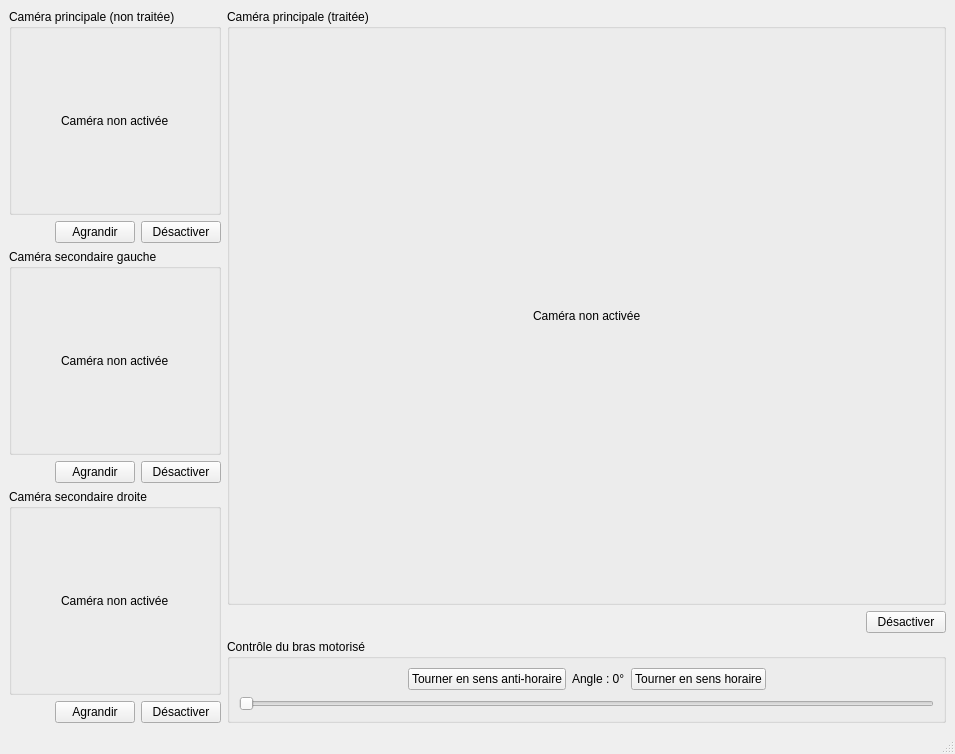
Qt form projet/interface.ui (MathieuSerra/Projet-organe) before a commit.
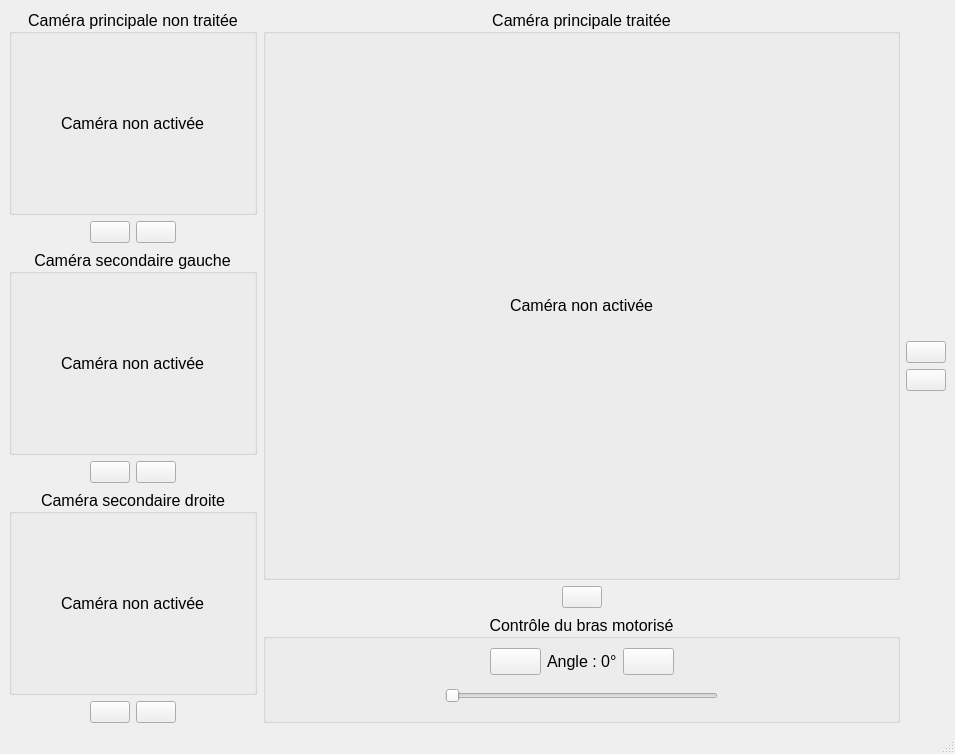
The same form after that commit. Icons and pictures are not drawn.

Commit message: Esthétique de l'interface + bouton d'aide

```diff
--- a/projet/interface.ui
+++ b/projet/interface.ui
@@ -22,13 +22,21 @@
   <widget class="QWidget" name="centralwidget">
    <layout class="QVBoxLayout" name="verticalLayout" stretch="3">
     <item>
-     <layout class="QHBoxLayout" name="horizontalLayout_2" stretch="0,1">
+     <layout class="QHBoxLayout" name="horizontalLayout_2" stretch="0,1,0">
       <item>
        <layout class="QVBoxLayout" name="verticalLayout_3">
         <item>
          <widget class="QGroupBox" name="groupBox_frame1">
+          <property name="font">
+           <font>
+            <pointsize>12</pointsize>
+           </font>
+          </property>
           <property name="title">
-           <string>Caméra principale (non traitée)</string>
+           <string>Caméra principale non traitée</string>
+          </property>
+          <property name="alignment">
+           <set>Qt::AlignCenter</set>
           </property>
           <layout class="QHBoxLayout" name="horizontalLayout_5">
            <item>
@@ -90,33 +98,72 @@
           </item>
           <item>
            <widget class="QPushButton" name="pushButton_zoom1">
-            <property name="text">
+            <property name="statusTip">
              <string>Agrandir</string>
             </property>
+            <property name="whatsThis">
+             <string/>
+            </property>
+            <property name="text">
+             <string/>
+            </property>
             <property name="icon">
              <iconset>
               <normaloff>icones/icon-expand-white.png</normaloff>icones/icon-expand-white.png</iconset>
             </property>
+            <property name="iconSize">
+             <size>
+              <width>22</width>
+              <height>22</height>
+             </size>
+            </property>
            </widget>
           </item>
           <item>
            <widget class="QPushButton" name="pushButton_camera1">
             <property name="text">
-             <string>Désactiver</string>
+             <string/>
             </property>
             <property name="icon">
              <iconset>
               <normaloff>icones/icon-pause-white.png</normaloff>icones/icon-pause-white.png</iconset>
             </property>
+            <property name="iconSize">
+             <size>
+              <width>22</width>
+              <height>22</height>
+             </size>
+            </property>
            </widget>
           </item>
+          <item>
+           <spacer name="horizontalSpacer_17">
+            <property name="orientation">
+             <enum>Qt::Horizontal</enum>
+            </property>
+            <property name="sizeHint" stdset="0">
+             <size>
+              <width>40</width>
+              <height>20</height>
+             </size>
+            </property>
+           </spacer>
+          </item>
          </layout>
         </item>
         <item>
          <widget class="QGroupBox" name="groupBox_frame2">
+          <property name="font">
+           <font>
+            <pointsize>12</pointsize>
+           </font>
+          </property>
           <property name="title">
            <string>Caméra secondaire gauche</string>
           </property>
+          <property name="alignment">
+           <set>Qt::AlignCenter</set>
+          </property>
           <layout class="QHBoxLayout" name="horizontalLayout_6">
            <item>
             <spacer name="horizontalSpacer_14">
@@ -133,6 +180,11 @@
            </item>
            <item>
             <widget class="QLabel" name="label_cam2">
+             <property name="font">
+              <font>
+               <pointsize>12</pointsize>
+              </font>
+             </property>
              <property name="text">
               <string>Caméra non activée</string>
              </property>
@@ -172,32 +224,65 @@
           <item>
            <widget class="QPushButton" name="pushButton_zoom2">
             <property name="text">
-             <string>Agrandir</string>
+             <string/>
             </property>
             <property name="icon">
              <iconset>
               <normaloff>icones/icon-expand-white.png</normaloff>icones/icon-expand-white.png</iconset>
             </property>
+            <property name="iconSize">
+             <size>
+              <width>22</width>
+              <height>22</height>
+             </size>
+            </property>
            </widget>
           </item>
           <item>
            <widget class="QPushButton" name="pushButton_camera2">
             <property name="text">
-             <string>Désactiver</string>
+             <string/>
             </property>
             <property name="icon">
              <iconset>
               <normaloff>icones/icon-pause-white.png</normaloff>icones/icon-pause-white.png</iconset>
             </property>
+            <property name="iconSize">
+             <size>
+              <width>22</width>
+              <height>22</height>
+             </size>
+            </property>
            </widget>
           </item>
+          <item>
+           <spacer name="horizontalSpacer_18">
+            <property name="orientation">
+             <enum>Qt::Horizontal</enum>
+            </property>
+            <property name="sizeHint" stdset="0">
+             <size>
+              <width>40</width>
+              <height>20</height>
+             </size>
+            </property>
+           </spacer>
+          </item>
          </layout>
         </item>
         <item>
          <widget class="QGroupBox" name="groupBox_frame3">
+          <property name="font">
+           <font>
+            <pointsize>12</pointsize>
+           </font>
+          </property>
           <property name="title">
            <string>Caméra secondaire droite</string>
           </property>
+          <property name="alignment">
+           <set>Qt::AlignCenter</set>
+          </property>
           <layout class="QHBoxLayout" name="horizontalLayout_7">
            <item>
             <spacer name="horizontalSpacer_15">
@@ -214,6 +299,11 @@
            </item>
            <item>
             <widget class="QLabel" name="label_cam3">
+             <property name="font">
+              <font>
+               <pointsize>12</pointsize>
+              </font>
+             </property>
              <property name="text">
               <string>Caméra non activée</string>
              </property>
@@ -253,25 +343,50 @@
           <item>
            <widget class="QPushButton" name="pushButton_zoom3">
             <property name="text">
-             <string>Agrandir</string>
+             <string/>
             </property>
             <property name="icon">
              <iconset>
               <normaloff>icones/icon-expand-white.png</normaloff>icones/icon-expand-white.png</iconset>
             </property>
+            <property name="iconSize">
+             <size>
+              <width>22</width>
+              <height>22</height>
+             </size>
+            </property>
            </widget>
           </item>
           <item>
            <widget class="QPushButton" name="pushButton_camera3">
             <property name="text">
-             <string>Désactiver</string>
+             <string/>
             </property>
             <property name="icon">
              <iconset>
               <normaloff>icones/icon-pause-white.png</normaloff>icones/icon-pause-white.png</iconset>
             </property>
+            <property name="iconSize">
+             <size>
+              <width>22</width>
+              <height>22</height>
+             </size>
+            </property>
            </widget>
           </item>
+          <item>
+           <spacer name="horizontalSpacer_19">
+            <property name="orientation">
+             <enum>Qt::Horizontal</enum>
+            </property>
+            <property name="sizeHint" stdset="0">
+             <size>
+              <width>40</width>
+              <height>20</height>
+             </size>
+            </property>
+           </spacer>
+          </item>
          </layout>
         </item>
        </layout>
@@ -280,8 +395,16 @@
        <layout class="QVBoxLayout" name="verticalLayout_4" stretch="1,0,0">
         <item>
          <widget class="QGroupBox" name="groupBox_frame0">
+          <property name="font">
+           <font>
+            <pointsize>12</pointsize>
+           </font>
+          </property>
           <property name="title">
-           <string>Caméra principale (traitée)</string>
+           <string>Caméra principale traitée</string>
+          </property>
+          <property name="alignment">
+           <set>Qt::AlignCenter</set>
           </property>
           <layout class="QHBoxLayout" name="horizontalLayout_4">
            <item>
@@ -299,6 +422,17 @@
            </item>
            <item>
             <widget class="QLabel" name="label_cam0">
+             <property name="font">
+              <font>
+               <pointsize>12</pointsize>
+              </font>
+             </property>
+             <property name="toolTip">
+              <string>Agrandir</string>
+             </property>
+             <property name="statusTip">
+              <string/>
+             </property>
              <property name="text">
               <string>Caméra non activée</string>
              </property>
@@ -338,23 +472,55 @@
           <item>
            <widget class="QPushButton" name="pushButton_cameraTraitee">
             <property name="text">
-             <string>Désactiver</string>
+             <string/>
             </property>
             <property name="icon">
              <iconset>
               <normaloff>icones/icon-pause-white.png</normaloff>icones/icon-pause-white.png</iconset>
             </property>
+            <property name="iconSize">
+             <size>
+              <width>22</width>
+              <height>22</height>
+             </size>
+            </property>
            </widget>
           </item>
+          <item>
+           <spacer name="horizontalSpacer_20">
+            <property name="orientation">
+             <enum>Qt::Horizontal</enum>
+            </property>
+            <property name="sizeHint" stdset="0">
+             <size>
+              <width>40</width>
+              <height>20</height>
+             </size>
+            </property>
+           </spacer>
+          </item>
          </layout>
         </item>
         <item>
          <layout class="QHBoxLayout" name="horizontalLayout">
           <item>
            <widget class="QGroupBox" name="groupBox_5">
+            <property name="font">
+             <font>
+              <pointsize>12</pointsize>
+              <weight>50</weight>
+              <italic>false</italic>
+              <bold>false</bold>
+              <underline>false</underline>
+              <strikeout>false</strikeout>
+             </font>
+            </property>
             <property name="title">
              <string>Contrôle du bras motorisé</string>
             </property>
+            <property name="alignment">
+             <set>Qt::AlignCenter</set>
+            </property>
             <layout class="QVBoxLayout" name="verticalLayout_2">
              <item>
               <layout class="QHBoxLayout" name="horizontalLayout_11">
@@ -373,17 +539,40 @@
                </item>
                <item>
                 <widget class="QPushButton" name="pushButton_rotateLeft">
-                 <property name="text">
+                 <property name="minimumSize">
+                  <size>
+                   <width>0</width>
+                   <height>0</height>
+                  </size>
+                 </property>
+                 <property name="toolTip">
                   <string>Tourner en sens anti-horaire</string>
                  </property>
+                 <property name="text">
+                  <string/>
+                 </property>
                  <property name="icon">
                   <iconset>
                    <normaloff>icones/icon-rotate-left-white.png</normaloff>icones/icon-rotate-left-white.png</iconset>
                  </property>
+                 <property name="iconSize">
+                  <size>
+                   <width>22</width>
+                   <height>22</height>
+                  </size>
+                 </property>
                 </widget>
                </item>
                <item>
                 <widget class="QLabel" name="label_angle">
+                 <property name="enabled">
+                  <bool>true</bool>
+                 </property>
+                 <property name="font">
+                  <font>
+                   <pointsize>12</pointsize>
+                  </font>
+                 </property>
                  <property name="text">
                   <string>Angle : 0°</string>
                  </property>
@@ -391,13 +580,22 @@
                </item>
                <item>
                 <widget class="QPushButton" name="pushButton_rotateRight">
-                 <property name="text">
+                 <property name="toolTip">
                   <string>Tourner en sens horaire</string>
                  </property>
+                 <property name="text">
+                  <string/>
+                 </property>
                  <property name="icon">
                   <iconset>
                    <normaloff>icones/icon-rotate-right-white.png</normaloff>icones/icon-rotate-right-white.png</iconset>
                  </property>
+                 <property name="iconSize">
+                  <size>
+                   <width>22</width>
+                   <height>22</height>
+                  </size>
+                 </property>
                 </widget>
                </item>
                <item>
@@ -416,11 +614,47 @@
               </layout>
              </item>
              <item>
-              <widget class="QSlider" name="horizontalSlider">
-               <property name="orientation">
-                <enum>Qt::Horizontal</enum>
-               </property>
-              </widget>
+              <layout class="QHBoxLayout" name="horizontalLayout_12" stretch="5,8,5">
+               <item>
+                <spacer name="horizontalSpacer_3">
+                 <property name="orientation">
+                  <enum>Qt::Horizontal</enum>
+                 </property>
+                 <property name="sizeHint" stdset="0">
+                  <size>
+                   <width>40</width>
+                   <height>20</height>
+                  </size>
+                 </property>
+                </spacer>
+               </item>
+               <item>
+                <widget class="QSlider" name="horizontalSlider">
+                 <property name="minimumSize">
+                  <size>
+                   <width>0</width>
+                   <height>30</height>
+                  </size>
+                 </property>
+                 <property name="orientation">
+                  <enum>Qt::Horizontal</enum>
+                 </property>
+                </widget>
+               </item>
+               <item>
+                <spacer name="horizontalSpacer_8">
+                 <property name="orientation">
+                  <enum>Qt::Horizontal</enum>
+                 </property>
+                 <property name="sizeHint" stdset="0">
+                  <size>
+                   <width>40</width>
+                   <height>20</height>
+                  </size>
+                 </property>
+                </spacer>
+               </item>
+              </layout>
              </item>
             </layout>
            </widget>
@@ -429,6 +663,70 @@
         </item>
        </layout>
       </item>
+      <item>
+       <layout class="QVBoxLayout" name="verticalLayout_5">
+        <item>
+         <spacer name="verticalSpacer_2">
+          <property name="orientation">
+           <enum>Qt::Vertical</enum>
+          </property>
+          <property name="sizeHint" stdset="0">
+           <size>
+            <width>20</width>
+            <height>40</height>
+           </size>
+          </property>
+         </spacer>
+        </item>
+        <item>
+         <widget class="QPushButton" name="pushButton_infos">
+          <property name="text">
+           <string/>
+          </property>
+          <property name="icon">
+           <iconset>
+            <normaloff>icones/icons-info-white.png</normaloff>icones/icons-info-white.png</iconset>
+          </property>
+          <property name="iconSize">
+           <size>
+            <width>22</width>
+            <height>22</height>
+           </size>
+          </property>
+         </widget>
+        </item>
+        <item>
+         <widget class="QPushButton" name="pushButton_settings">
+          <property name="text">
+           <string/>
+          </property>
+          <property name="icon">
+           <iconset>
+            <normaloff>icones/icons-settings-white.png</normaloff>icones/icons-settings-white.png</iconset>
+          </property>
+          <property name="iconSize">
+           <size>
+            <width>22</width>
+            <height>22</height>
+           </size>
+          </property>
+         </widget>
+        </item>
+        <item>
+         <spacer name="verticalSpacer">
+          <property name="orientation">
+           <enum>Qt::Vertical</enum>
+          </property>
+          <property name="sizeHint" stdset="0">
+           <size>
+            <width>20</width>
+            <height>40</height>
+           </size>
+          </property>
+         </spacer>
+        </item>
+       </layout>
+      </item>
      </layout>
     </item>
    </layout>
```
Left out of the diff: 2 changed lines with no effect on the pictures. The commit also changes 4 other files.
